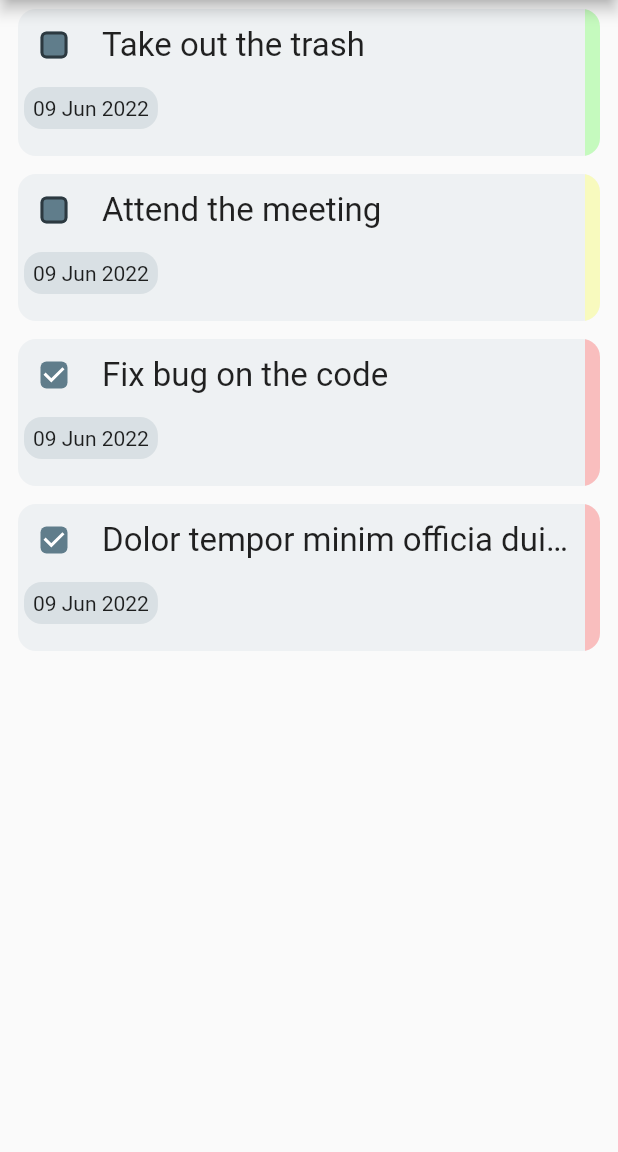
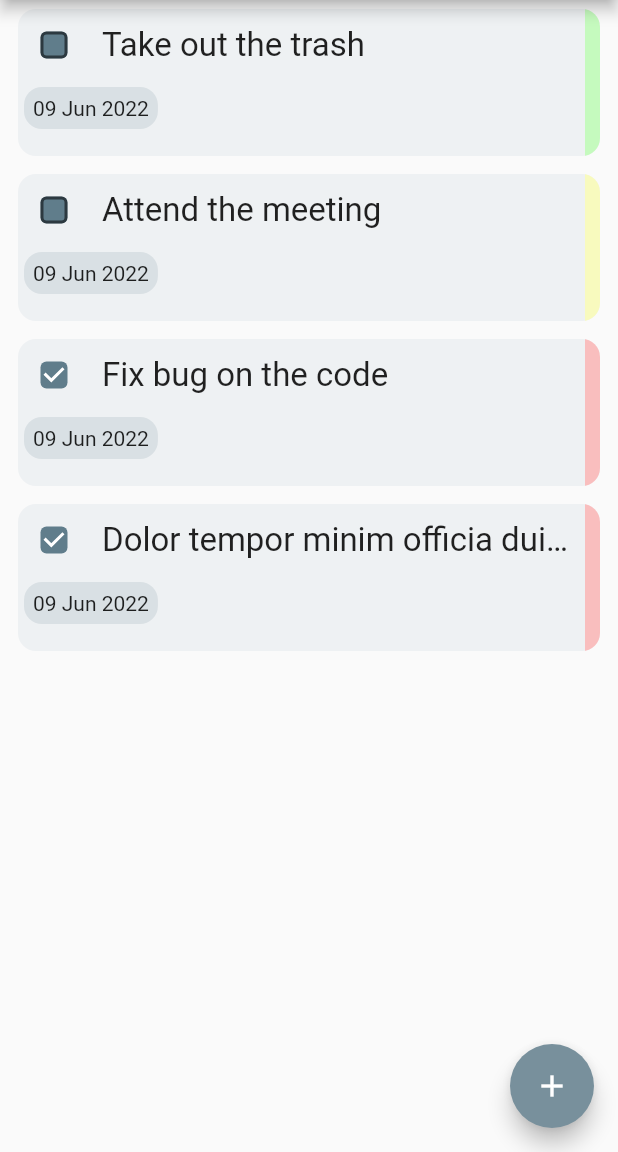
Before and after one commit to emirhalici/simple_todo_app, a Flutter app: the screen it shows after launch, on a phone screen of 412 x 824 dp, the part 84-1236 px from its top. Run offline on Flutter 3.47's test engine with Material 2 defaults, Android fonts, the phone set to English and light mode, and no system bars; Roboto replaces fonts that are missing (Poppins).

Commit message:
add fab to add todos

```diff
--- a/lib/main.dart
+++ b/lib/main.dart
@@ -30,6 +30,14 @@ class HomePage extends StatelessWidget {
     return Scaffold(
       appBar: AppBar(
         title: const Text('Simple Todo'),
+      ),
+      floatingActionButton: FloatingActionButton(
+        child: const Icon(
+          Icons.add,
+        ),
+        onPressed: () {
+          // TODO : ADD NEW TODO
+        },
       ),
       body: ListView(
         children: [
--- a/lib/project_constants.dart
+++ b/lib/project_constants.dart
@@ -29,8 +29,10 @@ class ProjectConstants {
   static final ThemeData lightTheme = ThemeData(
     fontFamily: 'Poppins',
     useMaterial3: false,
-    colorScheme: const ColorScheme.light(
+    colorScheme: ColorScheme.light(
       primary: Colors.blueGrey,
+      secondary: Colors.blueGrey.shade400,
+      onSecondary: Colors.white,
       brightness: Brightness.light,
     ),
   );
@@ -39,8 +41,10 @@ class ProjectConstants {
     fontFamily: 'Poppins',
     useMaterial3: false,
     scaffoldBackgroundColor: const Color(0xAA2F3136),
-    colorScheme: const ColorScheme.dark(
+    colorScheme: ColorScheme.dark(
       primary: Colors.blueGrey,
+      secondary: Colors.blueGrey.shade700,
+      onSecondary: Colors.white,
       brightness: Brightness.dark,
     ),
   );
```
